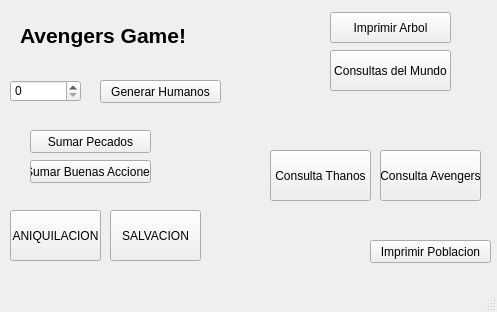
Before: the Qt Designer form mainwindow.ui in ale-777/AvengersGame, drawn with Qt 5.
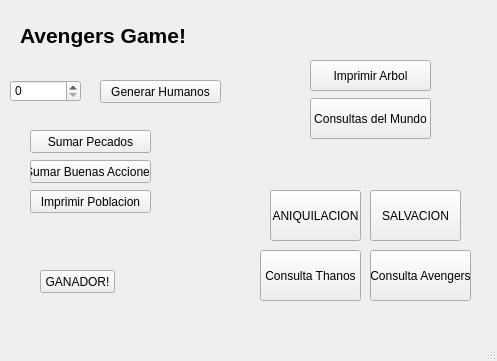
After: the same form once the commit is applied.

What changed in the file:
```diff
--- a/mainwindow.ui
+++ b/mainwindow.ui
@@ -7,7 +7,7 @@
     <x>0</x>
     <y>0</y>
     <width>497</width>
-    <height>312</height>
+    <height>361</height>
    </rect>
   </property>
   <property name="windowTitle">
@@ -69,8 +69,8 @@
    <widget class="QPushButton" name="pushButton">
     <property name="geometry">
      <rect>
-      <x>370</x>
-      <y>240</y>
+      <x>30</x>
+      <y>190</y>
       <width>121</width>
       <height>23</height>
      </rect>
@@ -82,8 +82,8 @@
    <widget class="QPushButton" name="btn_consultas">
     <property name="geometry">
      <rect>
-      <x>330</x>
-      <y>50</y>
+      <x>310</x>
+      <y>98</y>
       <width>121</width>
       <height>41</height>
      </rect>
@@ -95,8 +95,8 @@
    <widget class="QPushButton" name="imprimirArbol">
     <property name="geometry">
      <rect>
-      <x>330</x>
-      <y>12</y>
+      <x>310</x>
+      <y>60</y>
       <width>121</width>
       <height>31</height>
      </rect>
@@ -108,8 +108,8 @@
    <widget class="QPushButton" name="btn_aniquilacion">
     <property name="geometry">
      <rect>
-      <x>10</x>
-      <y>210</y>
+      <x>270</x>
+      <y>190</y>
       <width>91</width>
       <height>51</height>
      </rect>
@@ -121,8 +121,8 @@
    <widget class="QPushButton" name="btn_salvacion">
     <property name="geometry">
      <rect>
-      <x>110</x>
-      <y>210</y>
+      <x>370</x>
+      <y>190</y>
       <width>91</width>
       <height>51</height>
      </rect>
@@ -154,8 +154,8 @@
    <widget class="QPushButton" name="btn_consultaThanos">
     <property name="geometry">
      <rect>
-      <x>270</x>
-      <y>150</y>
+      <x>260</x>
+      <y>250</y>
       <width>101</width>
       <height>51</height>
      </rect>
@@ -167,8 +167,8 @@
    <widget class="QPushButton" name="btn_consultaAvengers">
     <property name="geometry">
      <rect>
-      <x>380</x>
-      <y>150</y>
+      <x>370</x>
+      <y>250</y>
       <width>101</width>
       <height>51</height>
      </rect>
@@ -177,6 +177,19 @@
      <string>Consulta Avengers</string>
     </property>
    </widget>
+   <widget class="QPushButton" name="btn_ganador">
+    <property name="geometry">
+     <rect>
+      <x>40</x>
+      <y>270</y>
+      <width>75</width>
+      <height>23</height>
+     </rect>
+    </property>
+    <property name="text">
+     <string>GANADOR!</string>
+    </property>
+   </widget>
   </widget>
   <widget class="QMenuBar" name="menubar">
    <property name="geometry">
```
